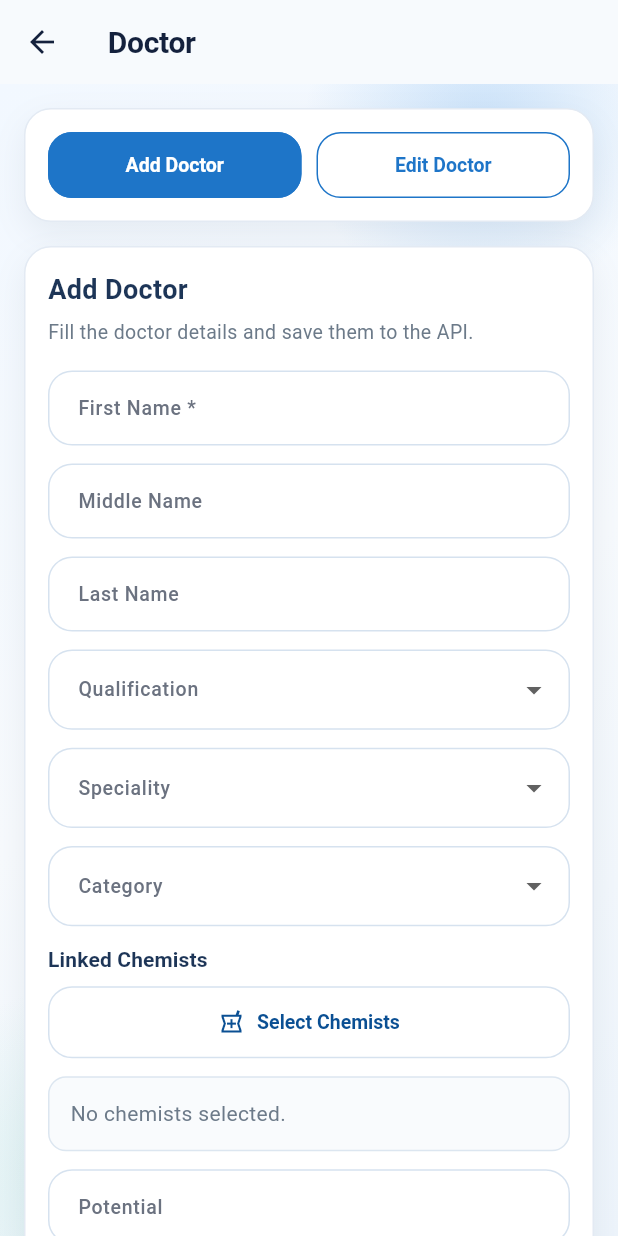
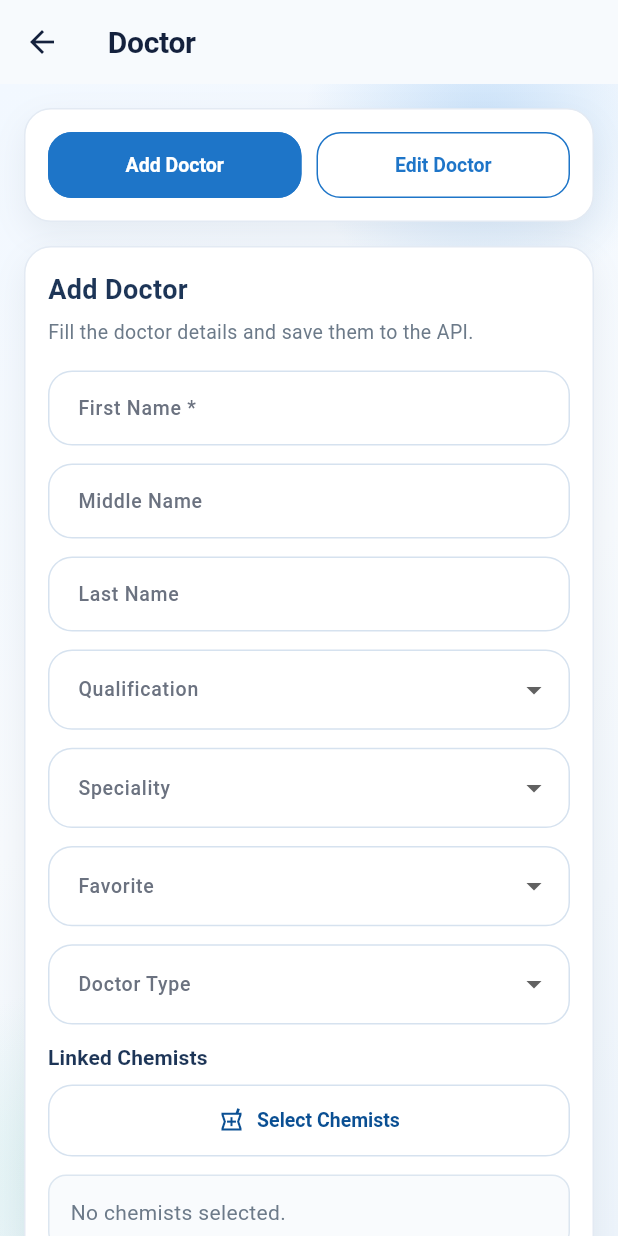
Before and after one commit to vivocurelifesciences/vivocare-AndroidApp, a Flutter app: the AddDoctorScreen screen opened by its route, on a phone screen of 412 x 824 dp. Run offline on Flutter 3.47's test engine with Material 3 defaults, Android fonts, the phone set to English and light mode, and no system bars; our stand-ins replace shared_preferences; accounts and stored records are empty; network calls fail.

Commit message:
made changes for add doctor feilds and added shorebird

```diff
--- a/lib/features/auth/view/add_chemist_screen.dart
+++ b/lib/features/auth/view/add_chemist_screen.dart
@@ -989,11 +989,11 @@ class _AddChemistScreenState extends State<AddChemistScreen> {
               ),
               _FormTextField(
                 controller: _experienceYearsController,
-                label: 'Experience Years',
+                label: 'No. of years practicing',
                 keyboardType: TextInputType.number,
                 validator: (String? value) => _validateNonNegativeInteger(
                   value,
-                  fieldLabel: 'Experience years',
+                  fieldLabel: 'No. of years practicing',
                 ),
               ),
               _FormTextField(controller: _stateController, label: 'State'),
--- a/lib/features/auth/view/add_doctor_screen.dart
+++ b/lib/features/auth/view/add_doctor_screen.dart
@@ -46,7 +46,19 @@ class _AddDoctorScreenState extends State<AddDoctorScreen> {
     'Dermatologist',
   ];
 
-  static const List<String> _categoryOptions = <String>['A', 'B', 'C', 'D'];
+  static const List<String> _categoryOptions = <String>[
+    'Core',
+    'Non-Core',
+    'Super-Core',
+  ];
+  static const List<String> _doctorTypeOptions = <String>[
+    'PRESCRIBER',
+    'DISPENSER',
+  ];
+  static const Map<String, String> _doctorTypeLabels = <String, String>{
+    'PRESCRIBER': 'Prescriber',
+    'DISPENSER': 'Dispenser',
+  };
 
   final GlobalKey<FormState> _formKey = GlobalKey<FormState>();
   final GlobalKey _formSectionKey = GlobalKey();
@@ -60,6 +72,7 @@ class _AddDoctorScreenState extends State<AddDoctorScreen> {
   final TextEditingController _expectedSupportValueController =
       TextEditingController();
   final TextEditingController _phoneController = TextEditingController();
+  final TextEditingController _emailController = TextEditingController();
   final TextEditingController _stateController = TextEditingController();
   final TextEditingController _cityController = TextEditingController();
   final TextEditingController _areaController = TextEditingController();
@@ -89,6 +102,7 @@ class _AddDoctorScreenState extends State<AddDoctorScreen> {
   String? _selectedQualification;
   String? _selectedSpeciality;
   String? _selectedCategory;
+  String? _selectedDoctorType;
 
   @override
   void initState() {
@@ -109,6 +123,7 @@ class _AddDoctorScreenState extends State<AddDoctorScreen> {
     _supportValueController.dispose();
     _expectedSupportValueController.dispose();
     _phoneController.dispose();
+    _emailController.dispose();
     _stateController.dispose();
     _cityController.dispose();
     _areaController.dispose();
@@ -228,6 +243,18 @@ class _AddDoctorScreenState extends State<AddDoctorScreen> {
     final String normalized = trimmed.replaceAll(RegExp(r'\s+'), '');
     if (!RegExp(r'^[0-9]{10,15}$').hasMatch(normalized)) {
       return 'Enter a valid phone number.';
+    }
+    return null;
+  }
+
+  String? _validateEmail(String? value) {
+    final String trimmed = value?.trim() ?? '';
+    if (trimmed.isEmpty) {
+      return null;
+    }
+    final RegExp emailPattern = RegExp(r'^[^@\s]+@[^@\s]+\.[^@\s]+$');
+    if (!emailPattern.hasMatch(trimmed)) {
+      return 'Enter a valid email address.';
     }
     return null;
   }
@@ -885,6 +912,7 @@ class _AddDoctorScreenState extends State<AddDoctorScreen> {
     _supportValueController.text = doctor.supportValue;
     _expectedSupportValueController.text = doctor.expectedSupportValue;
     _phoneController.text = doctor.phone;
+    _emailController.text = doctor.email;
     _stateController.text = doctor.state;
     _cityController.text = doctor.city;
     _areaController.text = doctor.area;
@@ -902,6 +930,10 @@ class _AddDoctorScreenState extends State<AddDoctorScreen> {
       _specialityOptions,
     );
     _selectedCategory = _normalizeOption(doctor.category, _categoryOptions);
+    _selectedDoctorType = _normalizeOption(
+      doctor.doctorType,
+      _doctorTypeOptions,
+    );
     _selectedChemists = _mergeChemistSelections(
       selected: doctor.chemists,
       available: _availableChemists,
@@ -916,6 +948,7 @@ class _AddDoctorScreenState extends State<AddDoctorScreen> {
     _supportValueController.clear();
     _expectedSupportValueController.clear();
     _phoneController.clear();
+    _emailController.clear();
     _stateController.clear();
     _cityController.clear();
     _areaController.clear();
@@ -927,6 +960,7 @@ class _AddDoctorScreenState extends State<AddDoctorScreen> {
     _selectedQualification = null;
     _selectedSpeciality = null;
     _selectedCategory = null;
+    _selectedDoctorType = null;
     _selectedChemists = <_DoctorChemistOption>[];
     _showValidationErrors = false;
   }
@@ -936,6 +970,7 @@ class _AddDoctorScreenState extends State<AddDoctorScreen> {
     bool omitEmptyFields = false,
   }) {
     final Map<String, dynamic> body = <String, dynamic>{
+      'doctor_type': _selectedDoctorType ?? '',
       'first_name': _textOrEmpty(_firstNameController.text),
       'middle_name': _textOrEmpty(_middleNameController.text),
       'last_name': _textOrEmpty(_lastNameController.text),
@@ -948,6 +983,7 @@ class _AddDoctorScreenState extends State<AddDoctorScreen> {
         _expectedSupportValueController.text,
       ),
       'phone': _textOrEmpty(_phoneController.text),
+      'email': _textOrEmpty(_emailController.text),
       'state': _textOrEmpty(_stateController.text),
       'city': _textOrEmpty(_cityController.text),
       'area': _textOrEmpty(_areaController.text),
@@ -981,10 +1017,18 @@ class _AddDoctorScreenState extends State<AddDoctorScreen> {
   }
 
   String? _normalizeOption(String value, List<String> options) {
-    final String normalized = value.trim().toUpperCase();
-    if (options.contains(normalized)) {
-      return normalized;
-    }
+    final String incoming = value.trim();
+    if (incoming.isEmpty) {
+      return null;
+    }
+
+    final String incomingLower = incoming.toLowerCase();
+    for (final String option in options) {
+      if (option.trim().toLowerCase() == incomingLower) {
+        return option;
+      }
+    }
+
     return null;
   }
 
@@ -1361,7 +1405,7 @@ class _AddDoctorScreenState extends State<AddDoctorScreen> {
                   'doctor-category-${_selectedCategory ?? ''}',
                 ),
                 initialValue: _selectedCategory,
-                decoration: const InputDecoration(labelText: 'Category'),
+                decoration: const InputDecoration(labelText: 'Favorite'),
                 items: _categoryOptions
                     .map(
                       (String category) => DropdownMenuItem<String>(
@@ -1373,6 +1417,27 @@ class _AddDoctorScreenState extends State<AddDoctorScreen> {
                 onChanged: (String? value) {
                   setState(() {
                     _selectedCategory = value;
+                  });
+                },
+              ),
+              const SizedBox(height: 12),
+              DropdownButtonFormField<String>(
+                key: ValueKey<String?>(
+                  'doctor-type-${_selectedDoctorType ?? ''}',
+                ),
+                initialValue: _selectedDoctorType,
+                decoration: const InputDecoration(labelText: 'Doctor Type'),
+                items: _doctorTypeOptions
+                    .map(
+                      (String option) => DropdownMenuItem<String>(
+                        value: option,
+                        child: Text(_doctorTypeLabels[option] ?? option),
+                      ),
+                    )
+                    .toList(growable: false),
+                onChanged: (String? value) {
+                  setState(() {
+                    _selectedDoctorType = value;
                   });
                 },
               ),
@@ -1479,6 +1544,12 @@ class _AddDoctorScreenState extends State<AddDoctorScreen> {
                 keyboardType: TextInputType.phone,
                 validator: _validateOptionalPhone,
               ),
+              _FormTextField(
+                controller: _emailController,
+                label: 'Email',
+                keyboardType: TextInputType.emailAddress,
+                validator: _validateEmail,
+              ),
               _FormTextField(controller: _stateController, label: 'State'),
               _FormTextField(controller: _cityController, label: 'City'),
               _FormTextField(controller: _areaController, label: 'Area'),
@@ -1499,11 +1570,11 @@ class _AddDoctorScreenState extends State<AddDoctorScreen> {
               ),
               _FormTextField(
                 controller: _experienceYearsController,
-                label: 'Experience Years',
+                label: 'No. of years practicing',
                 keyboardType: TextInputType.number,
                 validator: (String? value) => _validateNonNegativeInteger(
                   value,
-                  fieldLabel: 'Experience years',
+                  fieldLabel: 'No. of years practicing',
                 ),
               ),
               if (isEditMode) const SizedBox(height: 16),
@@ -1709,10 +1780,12 @@ class _DoctorRecord {
     required this.qualification,
     required this.speciality,
     required this.category,
+    required this.doctorType,
     required this.potential,
     required this.supportValue,
     required this.expectedSupportValue,
     required this.phone,
+    required this.email,
     required this.state,
     required this.city,
     required this.area,
@@ -1732,10 +1805,12 @@ class _DoctorRecord {
   final String qualification;
   final String speciality;
   final String category;
+  final String doctorType;
   final String potential;
   final String supportValue;
   final String expectedSupportValue;
   final String phone;
+  final String email;
   final String state;
   final String city;
   final String area;
@@ -1772,10 +1847,12 @@ class _DoctorRecord {
       qualification: _asString(json['qualification']),
       speciality: _asString(json['speciality']),
       category: _asString(json['category']),
+      doctorType: _asString(json['doctor_type']),
       potential: _asString(json['potential']),
       supportValue: _asString(json['support_value']),
       expectedSupportValue: _asString(json['expected_support_value']),
       phone: _asString(json['phone']),
+      email: _asString(json['email']),
       state: _asString(json['state']),
       city: _asString(json['city']),
       area: _asString(json['area']),
--- a/lib/features/home/view/home_screen.dart
+++ b/lib/features/home/view/home_screen.dart
@@ -184,10 +184,10 @@ class _HomeScreenState extends State<HomeScreen> with RouteAware {
                             return;
                           }
 
-                          if (index == HomeViewModel.performanceMenuIndex) {
+                          if (index == HomeViewModel.executionMenuIndex) {
                             AppAlertDialog.showInfo(
                               context: context,
-                              title: 'Performance',
+                              title: 'Execution',
                               message: 'Work is under progress',
                             );
                             return;
--- a/lib/features/home/view/widgets/plan_meet_panel.dart
+++ b/lib/features/home/view/widgets/plan_meet_panel.dart
@@ -82,7 +82,7 @@ class PlanMeetPanel extends StatelessWidget {
                     ),
                     const SizedBox(height: 12),
                     Text(
-                      'Plan & Meet',
+                      'Planning',
                       style: Theme.of(context).textTheme.headlineSmall
                           ?.copyWith(fontSize: 24, fontWeight: FontWeight.w700),
                     ),
--- a/lib/features/home/view_model/home_view_model.dart
+++ b/lib/features/home/view_model/home_view_model.dart
@@ -10,7 +10,7 @@ import 'package:vivocure/features/home/model/home_menu_item.dart';
 class HomeViewModel extends ChangeNotifier {
   static const int homeMenuIndex = 0;
   static const int planMeetMenuIndex = 1;
-  static const int performanceMenuIndex = 2;
+  static const int executionMenuIndex = 2;
   static const int addDoctorMenuIndex = 3;
   static const int addChemistMenuIndex = 4;
   static const int logoutMenuIndex = 5;
@@ -55,11 +55,11 @@ class HomeViewModel extends ChangeNotifier {
       isActive: _selectedMenuIndex == homeMenuIndex,
     ),
     HomeMenuItem(
-      label: 'Plan & Meet',
+      label: 'Planning',
       icon: Icons.event_note_outlined,
       isActive: _selectedMenuIndex == planMeetMenuIndex,
     ),
-    const HomeMenuItem(label: 'Performance', icon: Icons.trending_up_outlined),
+    const HomeMenuItem(label: 'Execution', icon: Icons.trending_up_outlined),
     const HomeMenuItem(label: 'Add Doctor', icon: Icons.person_add_outlined),
     const HomeMenuItem(
       label: 'Add Chemist',
@@ -254,7 +254,7 @@ class HomeViewModel extends ChangeNotifier {
       _upcomingEventsErrorMessage = error.message;
     } catch (_) {
       _upcomingEvents = <UpcomingEvent>[];
-      _upcomingEventsErrorMessage = 'Unable to load upcoming events.';
+      _upcomingEventsErrorMessage = 'Unable to load Birthdays & Anniversaries.';
     } finally {
       _isUpcomingEventsLoading = false;
       notifyListeners();
--- a/pubspec.yaml
+++ b/pubspec.yaml
@@ -69,6 +69,7 @@ flutter:
     - assets/presentations/ilovepdf_merged_compat.pdf
     - assets/presentations/ilovepdf_merged_flat.pdf
     - assets/presentations/slides/
+    - shorebird.yaml
 
   # An image asset can refer to one or more resolution-specific "variants", see
   # https://flutter.dev/to/resolution-aware-images
```
Also changed, not shown: lib/features/home/view/widgets/home_dashboard.dart (+1 -17 lines), shorebird.yaml (added, +14 -0 lines), 1 other file.
